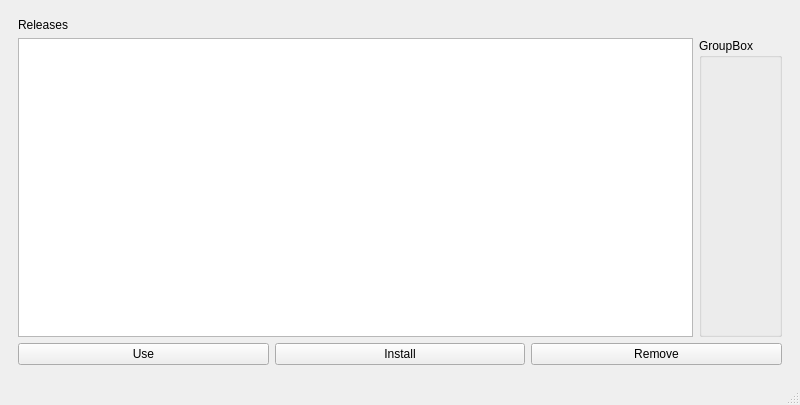
This is mainwindow.ui in lmsorenson/AppInstaller as Qt 5 draws it before an edit. The edited form follows.
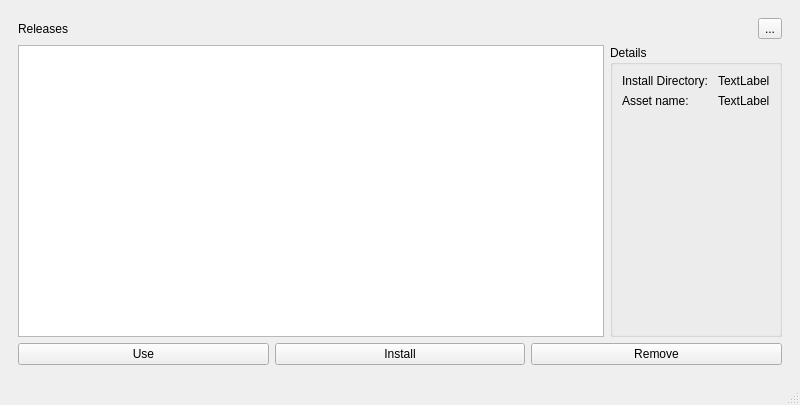
This is the edited form.

Commit message: setup buttons to disable and enable on selection changes, and create an alias when 'use' is pressed

What changed in the file:
```diff
--- a/mainwindow.ui
+++ b/mainwindow.ui
@@ -23,7 +23,7 @@
       <widget class="QWidget" name="page">
        <layout class="QVBoxLayout" name="verticalLayout">
         <item>
-         <layout class="QVBoxLayout" name="header_layout">
+         <layout class="QHBoxLayout" name="horizontalLayout">
           <item>
            <widget class="QLabel" name="title">
             <property name="text">
@@ -31,56 +31,55 @@
             </property>
            </widget>
           </item>
+          <item>
+           <widget class="QToolButton" name="toolButton">
+            <property name="text">
+             <string>...</string>
+            </property>
+           </widget>
+          </item>
          </layout>
         </item>
         <item>
          <layout class="QHBoxLayout" name="body_layout">
           <item>
-           <widget class="QListView" name="listView">
-            <property name="palette">
-             <palette>
-              <active>
-               <colorrole role="Light">
-                <brush brushstyle="SolidPattern">
-                 <color alpha="255">
-                  <red>247</red>
-                  <green>250</green>
-                  <blue>255</blue>
-                 </color>
-                </brush>
-               </colorrole>
-              </active>
-              <inactive>
-               <colorrole role="Light">
-                <brush brushstyle="SolidPattern">
-                 <color alpha="255">
-                  <red>247</red>
-                  <green>250</green>
-                  <blue>255</blue>
-                 </color>
-                </brush>
-               </colorrole>
-              </inactive>
-              <disabled>
-               <colorrole role="Light">
-                <brush brushstyle="SolidPattern">
-                 <color alpha="255">
-                  <red>247</red>
-                  <green>250</green>
-                  <blue>255</blue>
-                 </color>
-                </brush>
-               </colorrole>
-              </disabled>
-             </palette>
-            </property>
-           </widget>
+           <widget class="QListView" name="listView"/>
           </item>
           <item>
            <widget class="QGroupBox" name="groupBox">
             <property name="title">
-             <string>GroupBox</string>
+             <string>Details</string>
             </property>
+            <layout class="QFormLayout" name="formLayout">
+             <item row="0" column="0">
+              <widget class="QLabel" name="InstallDirectoryLabel">
+               <property name="text">
+                <string>Install Directory: </string>
+               </property>
+              </widget>
+             </item>
+             <item row="0" column="1">
+              <widget class="QLabel" name="InstallDirectoryDisplay">
+               <property name="text">
+                <string>TextLabel</string>
+               </property>
+              </widget>
+             </item>
+             <item row="1" column="0">
+              <widget class="QLabel" name="AssetNameLabel">
+               <property name="text">
+                <string>Asset name:</string>
+               </property>
+              </widget>
+             </item>
+             <item row="1" column="1">
+              <widget class="QLabel" name="AssetNameDisplay">
+               <property name="text">
+                <string>TextLabel</string>
+               </property>
+              </widget>
+             </item>
+            </layout>
            </widget>
           </item>
          </layout>
```
Left out of the diff: 4 changed lines with no effect on the pictures. The commit also changes 7 other files.
